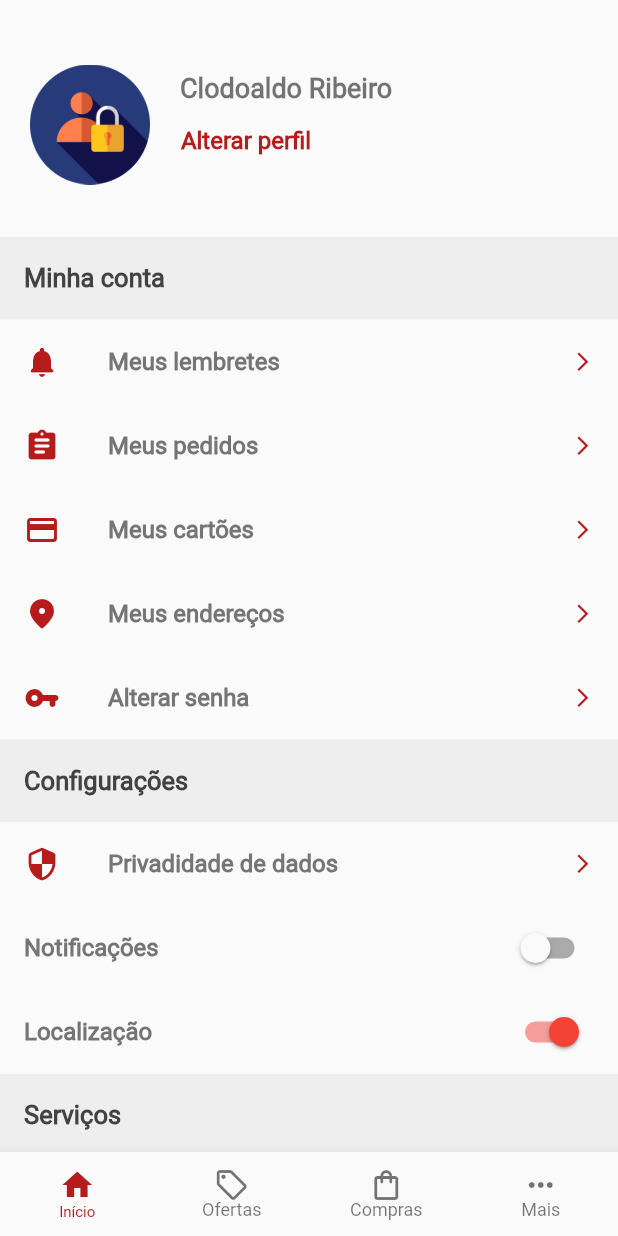
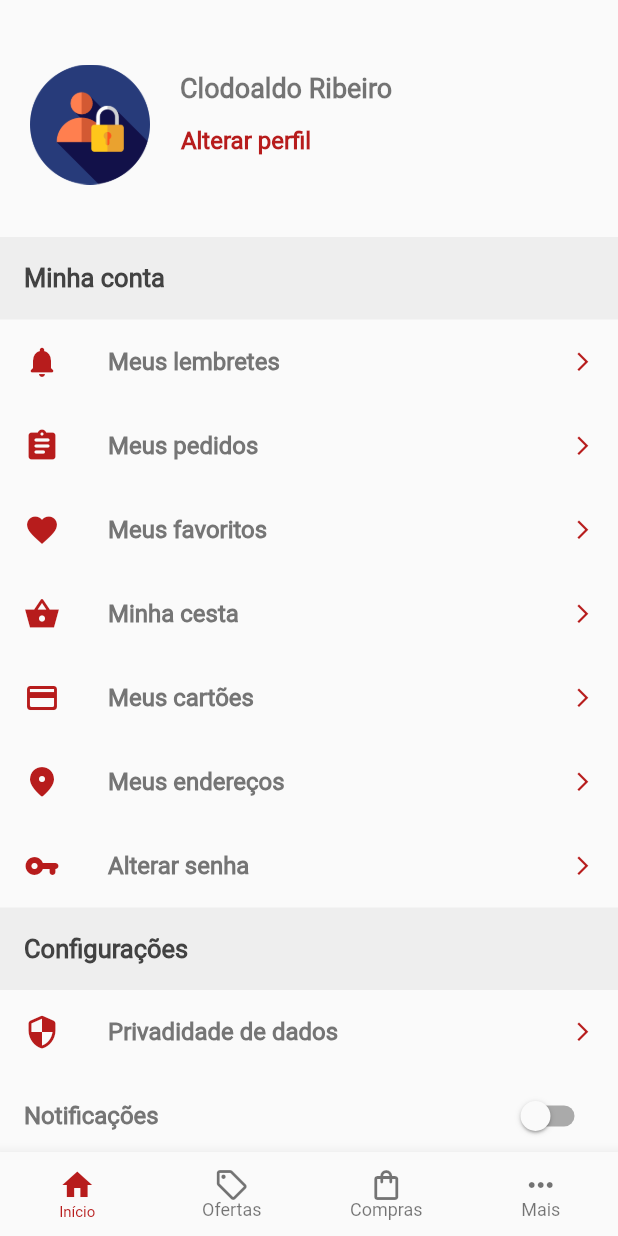
Before and after one commit to ClodoaldoRibeiro/app-farmacia, a Flutter app: the screen it shows after launch, swiped to page 4, on a phone screen of 412 x 824 dp. Run offline on Flutter 3.47's test engine with Material 2 defaults, Android fonts, the phone set to English and light mode, and no system bars; our stand-ins replace flutter_svg.

Commit message:
Update menu_screen.dart

```diff
--- a/lib/screens/menu/menu_screen.dart
+++ b/lib/screens/menu/menu_screen.dart
@@ -27,6 +27,16 @@ class MenuScreen extends StatelessWidget {
             onTap: () {},
           ),
           MenuTile(
+            icon: Icons.favorite,
+            titulo: "Meus favoritos",
+            onTap: () {},
+          ),
+          MenuTile(
+            icon: Icons.shopping_basket_sharp,
+            titulo: "Minha cesta",
+            onTap: () {},
+          ),
+          MenuTile(
             icon: Icons.credit_card_rounded,
             titulo: "Meus cartões",
             onTap: () {},
@@ -41,7 +51,6 @@ class MenuScreen extends StatelessWidget {
             titulo: "Alterar senha",
             onTap: () {},
           ),
-
           //Senssão de dado de configurações
           SessionTile(title: "Configurações"),
           MenuTile(
```
